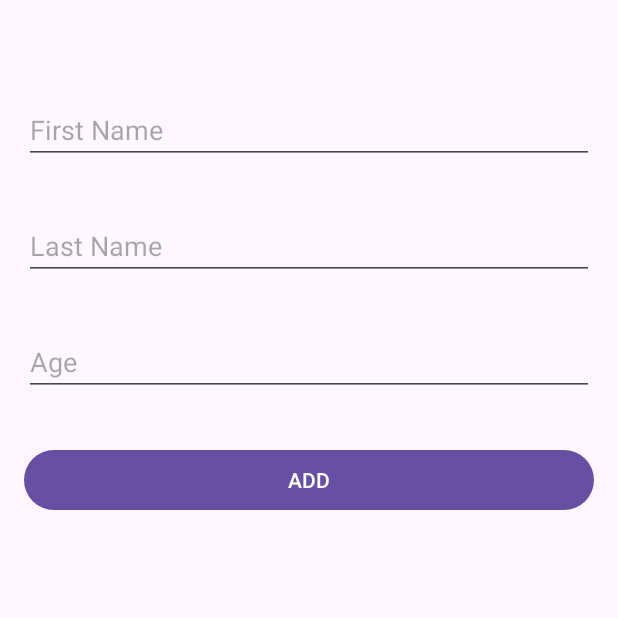
After one commit to NadeenXo/BlueNote, an Android app: the AddFragment screen opened through its navigation route, on a phone screen of 412 x 824 dp, the top half of it. The commit adds this screen. Run offline under Robolectric (Android 15) with nearby library versions, the phone set to English and light mode, and no system bars; 3 statements that could not run were skipped.

Commit message:
database + list layout + add layout

```diff
--- a/app/build.gradle
+++ b/app/build.gradle
@@ -24,6 +24,7 @@ android {
             minifyEnabled false
             proguardFiles getDefaultProguardFile('proguard-android-optimize.txt'), 'proguard-rules.pro'
         }
+
     }
     compileOptions {
         sourceCompatibility JavaVersion.VERSION_1_8
@@ -31,6 +32,9 @@ android {
     }
     kotlinOptions {
         jvmTarget = '1.8'
+    }
+    buildFeatures {
+        viewBinding true
     }
 }
 
--- /dev/null
+++ b/app/src/main/java/com/example/test/notes/fragments/add/AddFragment.kt
@@ -0,0 +1,19 @@
+package com.example.test.notes.fragments.add
+
+import android.os.Bundle
+import androidx.fragment.app.Fragment
+import android.view.LayoutInflater
+import android.view.View
+import android.view.ViewGroup
+import com.example.test.notes.R
+
+class AddFragment : Fragment() {
+    override fun onCreateView(
+        inflater: LayoutInflater, container: ViewGroup?,
+        savedInstanceState: Bundle?
+    ): View? {
+        // Inflate the layout for this fragment
+        return inflater.inflate(R.layout.fragment_add, container, false)
+    }
+
+}
--- /dev/null
+++ b/app/src/main/java/com/example/test/notes/fragments/list/ListFragment.kt
@@ -0,0 +1,27 @@
+package com.example.test.notes.fragments.list
+
+import android.os.Bundle
+import androidx.fragment.app.Fragment
+import android.view.LayoutInflater
+import android.view.View
+import android.view.ViewGroup
+import androidx.navigation.fragment.findNavController
+import com.example.test.notes.R
+import com.example.test.notes.databinding.FragmentListBinding
+
+
+class ListFragment : Fragment() {
+    lateinit var binding: FragmentListBinding
+    override fun onCreateView(
+        inflater: LayoutInflater, container: ViewGroup?,
+        savedInstanceState: Bundle?
+    ): View {
+        // Inflate the layout for this fragment
+        binding = FragmentListBinding.inflate(inflater, container, false)
+        binding.floatingActionButton.setOnClickListener(View.OnClickListener {
+            findNavController().navigate(R.id.action_listFragment_to_addFragment)
+        })
+        return binding.root
+    }
+
+}
--- /dev/null
+++ b/app/src/main/res/drawable/baseline_add_24.xml
@@ -0,0 +1,5 @@
+<vector android:height="24dp" android:tint="#000000"
+    android:viewportHeight="24" android:viewportWidth="24"
+    android:width="24dp" xmlns:android="http://schemas.android.com/apk/res/android">
+    <path android:fillColor="@android:color/white" android:pathData="M19,13h-6v6h-2v-6H5v-2h6V5h2v6h6v2z"/>
+</vector>
--- a/app/src/main/res/layout/activity_main.xml
+++ b/app/src/main/res/layout/activity_main.xml
@@ -6,13 +6,15 @@
     android:layout_height="match_parent"
     tools:context=".MainActivity">
 
-    <TextView
-        android:layout_width="wrap_content"
-        android:layout_height="wrap_content"
-        android:text="Hello World!"
+    <androidx.fragment.app.FragmentContainerView
+        android:id="@+id/fragmentContainerView"
+        android:name="androidx.navigation.fragment.NavHostFragment"
+        android:layout_width="match_parent"
+        android:layout_height="match_parent"
+        app:defaultNavHost="true"
         app:layout_constraintBottom_toBottomOf="parent"
         app:layout_constraintEnd_toEndOf="parent"
         app:layout_constraintStart_toStartOf="parent"
-        app:layout_constraintTop_toTopOf="parent" />
-
+        app:layout_constraintTop_toTopOf="parent"
+        app:navGraph="@navigation/notes_nav" />
 </androidx.constraintlayout.widget.ConstraintLayout>
--- /dev/null
+++ b/app/src/main/res/layout/fragment_add.xml
@@ -0,0 +1,56 @@
+<?xml version="1.0" encoding="utf-8"?>
+<androidx.constraintlayout.widget.ConstraintLayout xmlns:android="http://schemas.android.com/apk/res/android"
+    xmlns:app="http://schemas.android.com/apk/res-auto"
+    xmlns:tools="http://schemas.android.com/tools"
+    android:layout_width="match_parent"
+    android:layout_height="match_parent"
+    tools:context=".fragments.add.AddFragment">
+
+    <EditText
+        android:id="@+id/et_fname"
+        android:layout_width="0dp"
+        android:layout_height="wrap_content"
+        android:layout_marginStart="16dp"
+        android:layout_marginTop="64dp"
+        android:layout_marginEnd="16dp"
+        android:ems="10"
+        android:hint="First Name"
+        android:inputType="text"
+        app:layout_constraintEnd_toEndOf="parent"
+        app:layout_constraintStart_toStartOf="parent"
+        app:layout_constraintTop_toTopOf="parent" />
+
+    <EditText
+        android:id="@+id/et_lname"
+        android:layout_width="0dp"
+        android:layout_height="wrap_content"
+        android:layout_marginTop="32dp"
+        android:ems="10"
+        android:hint="Last Name"
+        android:inputType="text"
+        app:layout_constraintEnd_toEndOf="@+id/et_fname"
+        app:layout_constraintStart_toStartOf="@+id/et_fname"
+        app:layout_constraintTop_toBottomOf="@+id/et_fname" />
+
+    <EditText
+        android:id="@+id/et_age"
+        android:layout_width="0dp"
+        android:layout_height="wrap_content"
+        android:layout_marginTop="32dp"
+        android:ems="10"
+        android:hint="Age"
+        android:inputType="number"
+        app:layout_constraintEnd_toEndOf="@+id/et_lname"
+        app:layout_constraintStart_toStartOf="@+id/et_lname"
+        app:layout_constraintTop_toBottomOf="@+id/et_lname" />
+
+    <Button
+        android:id="@+id/btn_add"
+        android:layout_width="0dp"
+        android:layout_height="wrap_content"
+        android:layout_marginTop="32dp"
+        android:text="ADD"
+        app:layout_constraintEnd_toEndOf="@+id/et_age"
+        app:layout_constraintStart_toStartOf="@+id/et_age"
+        app:layout_constraintTop_toBottomOf="@+id/et_age" />
+</androidx.constraintlayout.widget.ConstraintLayout>
--- /dev/null
+++ b/app/src/main/res/navigation/notes_nav.xml
@@ -0,0 +1,26 @@
+<?xml version="1.0" encoding="utf-8"?>
+<navigation xmlns:android="http://schemas.android.com/apk/res/android"
+    xmlns:app="http://schemas.android.com/apk/res-auto"
+    xmlns:tools="http://schemas.android.com/tools"
+    android:id="@+id/notes_nav"
+    app:startDestination="@id/listFragment">
+
+    <fragment
+        android:id="@+id/listFragment"
+        android:name="com.example.test.notes.fragments.list.ListFragment"
+        android:label="List"
+        tools:layout="@layout/fragment_list">
+        <action
+            android:id="@+id/action_listFragment_to_addFragment"
+            app:destination="@id/addFragment" />
+    </fragment>
+    <fragment
+        android:id="@+id/addFragment"
+        android:name="com.example.test.notes.fragments.add.AddFragment"
+        android:label="Add"
+        tools:layout="@layout/fragment_add">
+        <action
+            android:id="@+id/action_addFragment_to_listFragment"
+            app:destination="@id/listFragment" />
+    </fragment>
+</navigation>
--- a/app/src/main/res/values/strings.xml
+++ b/app/src/main/res/values/strings.xml
@@ -1,3 +1,5 @@
 <resources>
     <string name="app_name">Notes</string>
+    <!-- TODO: Remove or change this placeholder text -->
+    <string name="hello_blank_fragment">Hello blank fragment</string>
 </resources>
```
Also changed, not shown: app/src/main/java/com/example/test/notes/data/User.kt (added, +13 -0 lines), app/src/main/java/com/example/test/notes/data/UserDAO.kt (added, +17 -0 lines), app/src/main/java/com/example/test/notes/data/UserDatabase.kt (added, +31 -0 lines), app/src/main/java/com/example/test/notes/data/UserRepository.kt (added, +11 -0 lines), app/src/main/java/com/example/test/notes/data/UserViewModel.kt (added, +26 -0 lines), app/src/main/res/layout/fragment_list.xml (added, +30 -0 lines).
